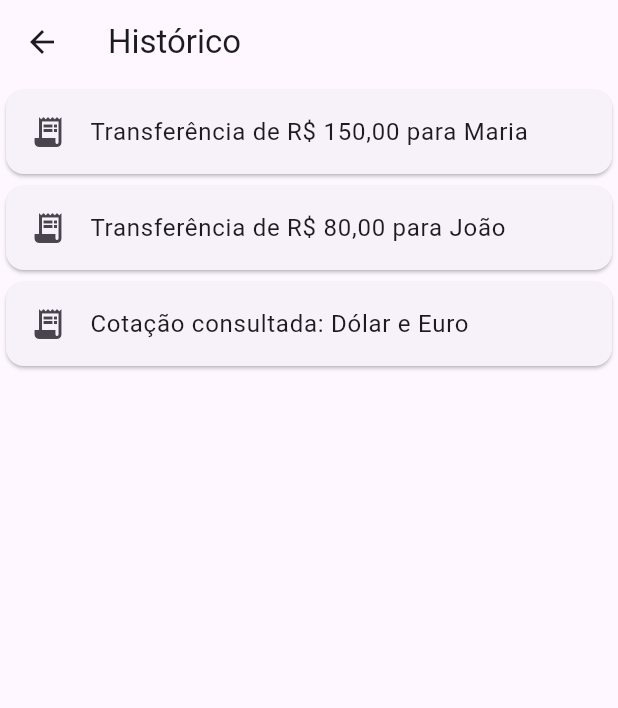
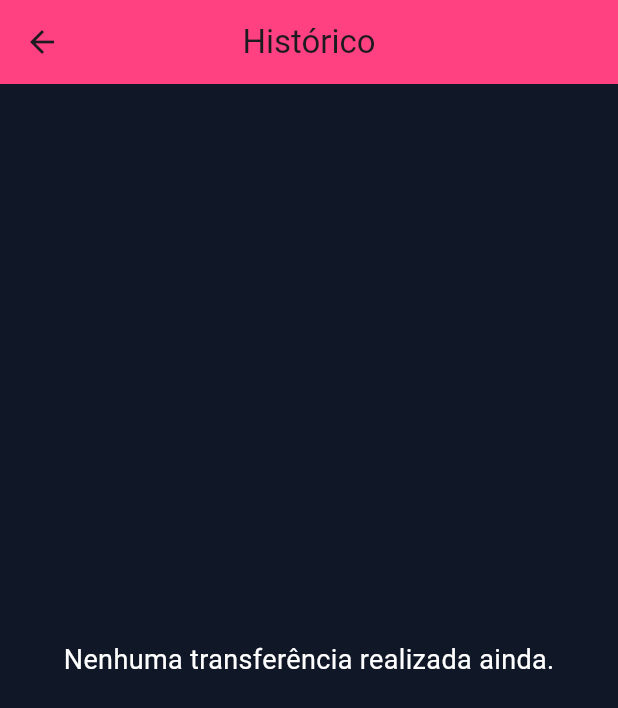
Before and after one commit to Rosangeladias88/rosa-bank, a Flutter app: the HistoricoPage screen opened by its route, on a phone screen of 412 x 824 dp. Shown: the top 708 px of the screen. Run offline on Flutter 3.47's test engine with Material 3 defaults, Android fonts, the phone set to English and light mode, and no system bars.

Commit message:
Adiciona historico real de transferencia

```diff
--- /dev/null
+++ b/lib/dados_transferencia.dart
@@ -0,0 +1 @@
+List<Map<String, dynamic>> historicoTransferencias = [];
--- a/lib/historico.dart
+++ b/lib/historico.dart
@@ -1,27 +1,49 @@
 import 'package:flutter/material.dart';
+import 'dados_transferencia.dart';
 
 class HistoricoPage extends StatelessWidget {
   const HistoricoPage({super.key});
 
   @override
   Widget build(BuildContext context) {
-    final List<String> historico = [
-      'Transferência de R\$ 150,00 para Maria',
-      'Transferência de R\$ 80,00 para João',
-      'Cotação consultada: Dólar e Euro',
-    ];
-
     return Scaffold(
+      backgroundColor: const Color(0xFF101827),
       appBar: AppBar(
         title: const Text('Histórico'),
+        backgroundColor: Colors.pinkAccent,
+        centerTitle: true,
       ),
-      body: ListView.builder(
-        itemCount: historico.length,
+      body: historicoTransferencias.isEmpty
+          ? const Center(
+              child: Text(
+                'Nenhuma transferência realizada ainda.',
+                style: TextStyle(color: Colors.white, fontSize: 18),
+              ),
+            )
+          : ListView.builder(
+              itemCount: historicoTransferencias.length,
               itemBuilder: (context, index) {
+                final transferencia =
+    historicoTransferencias[historicoTransferencias.length - 1 - index];
+
                 return Card(
+                  margin: const EdgeInsets.all(8),
                   child: ListTile(
-              leading: const Icon(Icons.receipt_long),
-              title: Text(historico[index]),
+                    leading: const Icon(
+                      Icons.account_balance_wallet,
+                      color: Colors.green,
+                    ),
+                    title: Text(
+                      "R\$ ${transferencia['valor']}",
+                      style: const TextStyle(
+                        fontWeight: FontWeight.bold,
+                      ),
+                    ),
+                    subtitle: Text(
+  "Para: ${transferencia['nome']}\n"
+  "Data: ${transferencia['data'].day}/${transferencia['data'].month}/${transferencia['data'].year} "
+  "- ${transferencia['data'].hour}:${transferencia['data'].minute.toString().padLeft(2, '0')}",
+),
                   ),
                 );
               },
```
Also changed, not shown: lib/transferencia.dart (+15 -9 lines). Lines whose indentation alone changed are shown as unchanged.
